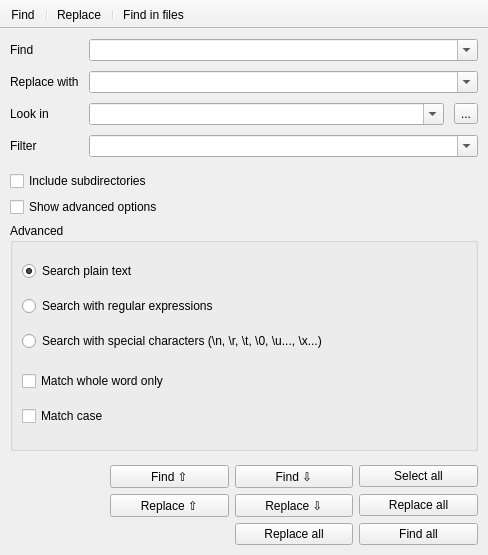
First picture: the form in src/ui/Search/frmsearchreplace.ui, repository notepadqq/notepadqq, before the edit.
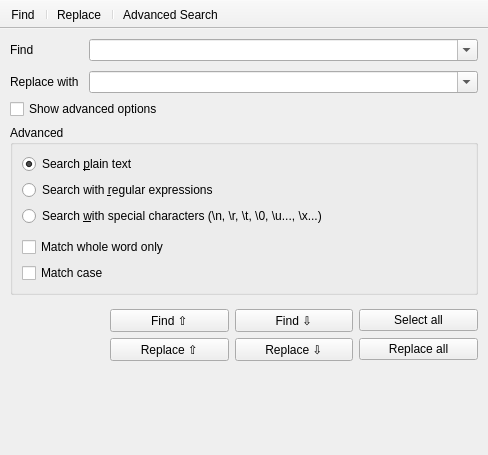
Second picture: the form after the edit. Icons and pictures are not drawn.

Commit message: Advanced Search Dock (Fixes #404, #154) (#446)

Diff of the .ui file:
```diff
--- a/src/ui/Search/frmsearchreplace.ui
+++ b/src/ui/Search/frmsearchreplace.ui
@@ -7,7 +7,7 @@
     <x>0</x>
     <y>0</y>
     <width>488</width>
-    <height>555</height>
+    <height>455</height>
    </rect>
   </property>
   <property name="windowTitle">
@@ -64,32 +64,6 @@
           </property>
          </widget>
         </item>
-        <item>
-         <widget class="QLabel" name="lblLookIn">
-          <property name="sizePolicy">
-           <sizepolicy hsizetype="Fixed" vsizetype="Preferred">
-            <horstretch>0</horstretch>
-            <verstretch>0</verstretch>
-           </sizepolicy>
-          </property>
-          <property name="text">
-           <string>Look in</string>
-          </property>
-         </widget>
-        </item>
-        <item>
-         <widget class="QLabel" name="lblFilter">
-          <property name="sizePolicy">
-           <sizepolicy hsizetype="Fixed" vsizetype="Preferred">
-            <horstretch>0</horstretch>
-            <verstretch>0</verstretch>
-           </sizepolicy>
-          </property>
-          <property name="text">
-           <string>Filter</string>
-          </property>
-         </widget>
-        </item>
        </layout>
       </item>
       <item>
@@ -126,76 +100,10 @@
           </property>
          </widget>
         </item>
-        <item>
-         <layout class="QHBoxLayout" name="groupLookIn">
-          <item>
-           <widget class="QComboBox" name="cmbLookIn">
-            <property name="sizePolicy">
-             <sizepolicy hsizetype="Expanding" vsizetype="Fixed">
-              <horstretch>0</horstretch>
-              <verstretch>0</verstretch>
-             </sizepolicy>
-            </property>
-            <property name="editable">
-             <bool>true</bool>
-            </property>
-            <property name="insertPolicy">
-             <enum>QComboBox::NoInsert</enum>
-            </property>
-           </widget>
-          </item>
-          <item>
-           <widget class="QToolButton" name="btnLookInBrowse">
-            <property name="text">
-             <string>...</string>
-            </property>
-           </widget>
-          </item>
-         </layout>
-        </item>
-        <item>
-         <widget class="QComboBox" name="cmbFilter">
-          <property name="sizePolicy">
-           <sizepolicy hsizetype="Expanding" vsizetype="Fixed">
-            <horstretch>0</horstretch>
-            <verstretch>0</verstretch>
-           </sizepolicy>
-          </property>
-          <property name="editable">
-           <bool>true</bool>
-          </property>
-          <property name="insertPolicy">
-           <enum>QComboBox::NoInsert</enum>
-          </property>
-         </widget>
-        </item>
        </layout>
       </item>
      </layout>
     </item>
-    <item>
-     <spacer name="verticalSpacer_2">
-      <property name="orientation">
-       <enum>Qt::Vertical</enum>
-      </property>
-      <property name="sizeType">
-       <enum>QSizePolicy::Minimum</enum>
-      </property>
-      <property name="sizeHint" stdset="0">
-       <size>
-        <width>20</width>
-        <height>8</height>
-       </size>
-      </property>
-     </spacer>
-    </item>
-    <item>
-     <widget class="QCheckBox" name="chkIncludeSubdirs">
-      <property name="text">
-       <string>Include subdirectories</string>
-      </property>
-     </widget>
-    </item>
     <item>
      <widget class="QCheckBox" name="chkShowAdvanced">
       <property name="text">
@@ -212,7 +120,7 @@
        <item row="0" column="0">
         <widget class="QRadioButton" name="radSearchPlainText">
          <property name="text">
-          <string>Search plain text</string>
+          <string>Search &amp;plain text</string>
          </property>
          <property name="checked">
           <bool>true</bool>
@@ -252,14 +160,14 @@
        <item row="2" column="0">
         <widget class="QRadioButton" name="radSearchWithSpecialChars">
          <property name="text">
-          <string>Search with special characters (\n, \r, \t, \0, \u..., \x...)</string>
+          <string>Search &amp;with special characters (\n, \r, \t, \0, \u..., \x...)</string>
          </property>
         </widget>
        </item>
        <item row="1" column="0">
         <widget class="QRadioButton" name="radSearchWithRegex">
          <property name="text">
-          <string>Search with regular expressions</string>
+          <string>Search with &amp;regular expressions</string>
          </property>
         </widget>
        </item>
@@ -341,16 +249,6 @@
         </property>
        </widget>
       </item>
-      <item row="2" column="3">
-       <widget class="QPushButton" name="btnFindAll">
-        <property name="text">
-         <string>Find all</string>
-        </property>
-        <property name="autoDefault">
-         <bool>true</bool>
-        </property>
-       </widget>
-      </item>
       <item row="0" column="1">
        <widget class="QPushButton" name="btnFindPrev">
         <property name="text">
@@ -377,16 +275,6 @@
         </property>
        </spacer>
       </item>
-      <item row="2" column="2">
-       <widget class="QPushButton" name="btnReplaceAllInFiles">
-        <property name="text">
-         <string>Replace all</string>
-        </property>
-        <property name="autoDefault">
-         <bool>true</bool>
-        </property>
-       </widget>
-      </item>
      </layout>
     </item>
    </layout>
@@ -420,7 +308,7 @@
    <addaction name="separator"/>
    <addaction name="actionReplace"/>
    <addaction name="separator"/>
-   <addaction name="actionFind_in_files"/>
+   <addaction name="actionAdvancedSearch"/>
   </widget>
   <action name="actionReplace">
    <property name="checkable">
@@ -438,15 +326,15 @@
     <string>&amp;Find</string>
    </property>
   </action>
-  <action name="actionFind_in_files">
+  <action name="actionAdvancedSearch">
    <property name="checkable">
-    <bool>true</bool>
+    <bool>false</bool>
    </property>
    <property name="text">
-    <string>Find in files</string>
+    <string>Advanced Search</string>
    </property>
    <property name="toolTip">
-    <string>Find in files</string>
+    <string>Advanced Search</string>
    </property>
   </action>
  </widget>
```
Left out of the diff: 5 changed lines with no effect on the pictures. The commit also changes 32 other files.
